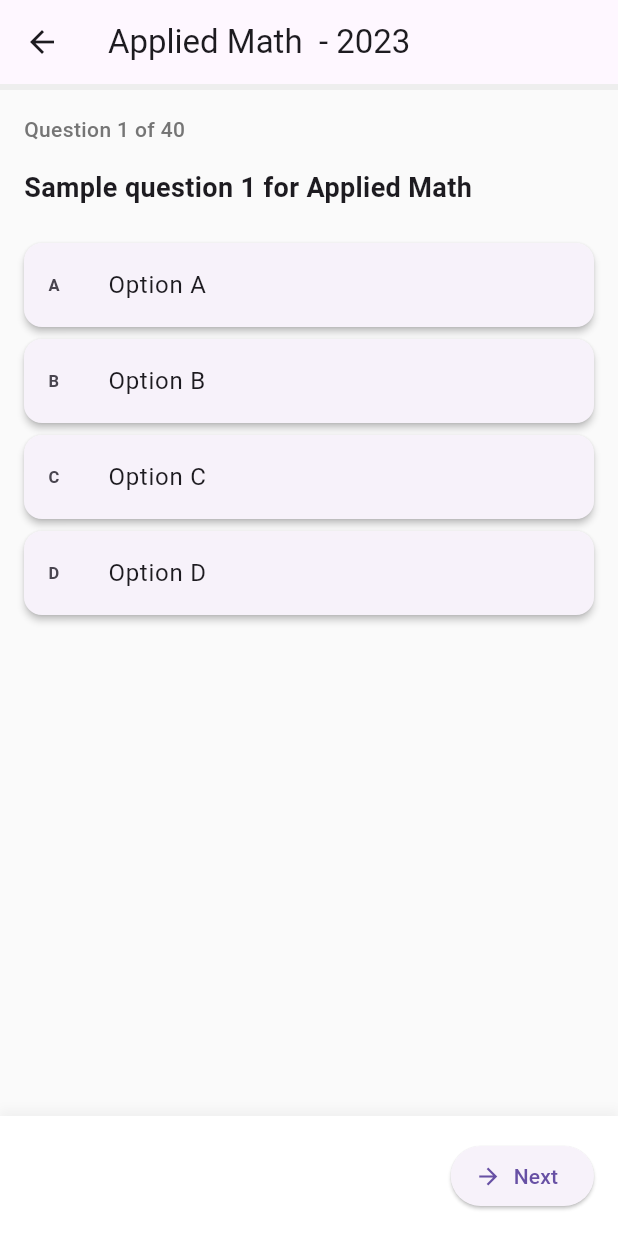
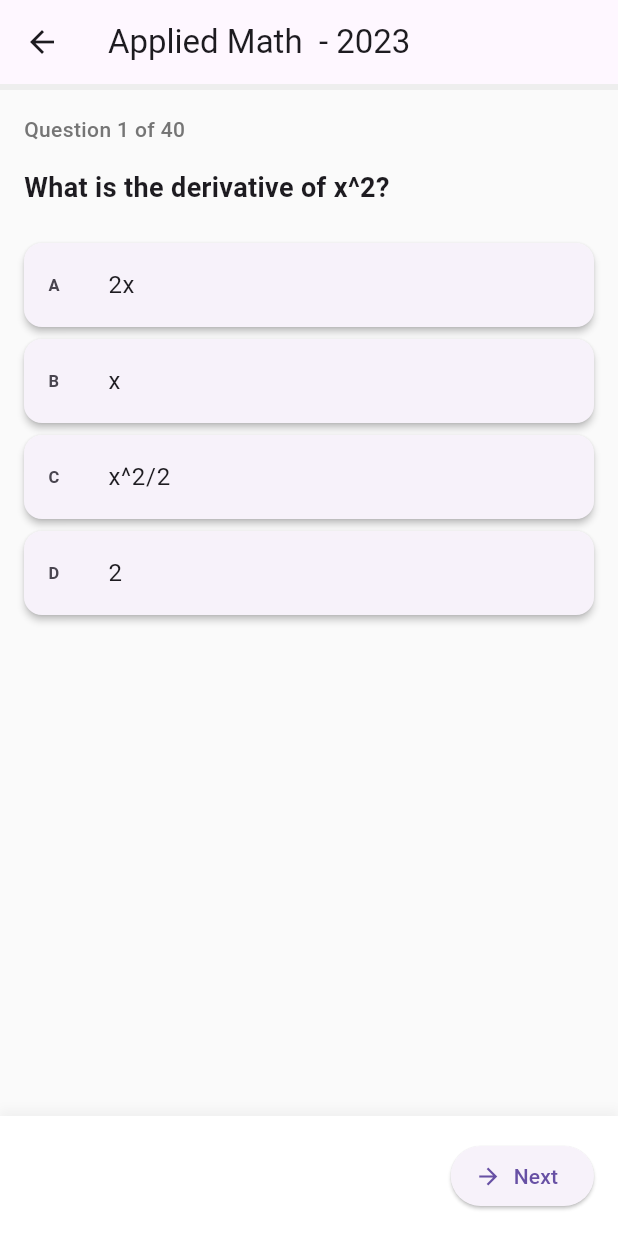
Before and after one commit to Henok-Demissie/seqay-app, a Flutter app: the StudyHubScreen screen opened directly, after a tap on "Practice", on a phone screen of 412 x 824 dp. Run offline on Flutter 3.47's test engine with Material 3 defaults, Android fonts, the phone set to English and light mode, and no system bars; our stand-ins replace fl_chart, flutter_animate, flutter_svg, shared_preferences; accounts and stored records are empty.

Commit message:
I added subject-specific questions
The changes introduce a map of subject-specific questions to enhance the exam generation logic. This allows for more relevant and tailored questions based on the subject, improving the user experience. If no specific questions are available for a subject, a default set of questions is used as a fallback.

```diff
--- a/lib/Screens/study_hub_screen.dart
+++ b/lib/Screens/study_hub_screen.dart
@@ -44,30 +44,146 @@ class _SubjectExamList extends StatelessWidget {
     required this.subject,
   });
 
+  // Define subject-specific questions
+  static final Map<String, List<Map<String, dynamic>>> _subjectQuestions = {
+    'Applied Math ': [
+      {
+        'text': 'What is the derivative of x^2?',
+        'options': ['2x', 'x', 'x^2/2', '2'],
+        'correctOptionIndex': 0,
+        'explanation': 'The power rule states that the derivative of x^n is nx^(n-1). So for x^2, it is 2x^(2-1) = 2x.'
+      },
+      {
+        'text': 'Solve for x: 2x + 5 = 11',
+        'options': ['3', '4', '5', '6'],
+        'correctOptionIndex': 0,
+        'explanation': '2x + 5 = 11  => 2x = 11 - 5 => 2x = 6 => x = 3.'
+      },
+      {
+        'text': 'What is the integral of 3x^2 dx?',
+        'options': ['x^3 + C', '3x^3 + C', '6x + C', '3x + C'],
+        'correctOptionIndex': 0,
+        'explanation': 'The power rule for integration states that the integral of x^n dx is (x^(n+1))/(n+1) + C. So for 3x^2, it is 3 * (x^3)/3 + C = x^3 + C.'
+      },
+    ],
+    'Physics': [
+      {
+        'text': 'What is Newton\'s second law of motion?',
+        'options': ['F=ma', 'E=mc^2', 'P=IV', 'V=IR'],
+        'correctOptionIndex': 0,
+        'explanation': 'Newton\'s second law states that the force (F) acting on an object is equal to its mass (m) times its acceleration (a).'
+      },
+      {
+        'text': 'What is the unit of electrical resistance?',
+        'options': ['Ohm', 'Ampere', 'Volt', 'Watt'],
+        'correctOptionIndex': 0,
+        'explanation': 'The SI unit of electrical resistance is the Ohm (Ω).'
+      },
+      {
+        'text': 'What phenomenon causes rainbows?',
+        'options': ['Dispersion of light', 'Reflection of light', 'Refraction of light', 'Diffraction of light'],
+        'correctOptionIndex': 0,
+        'explanation': 'Rainbows are caused by the dispersion of sunlight by raindrops, which separates light into its different colors.'
+      },
+    ],
+    'Chemistry': [
+      {
+        'text': 'What is the chemical symbol for water?',
+        'options': ['H2O', 'CO2', 'O2', 'NaCl'],
+        'correctOptionIndex': 0,
+        'explanation': 'Water is a molecule composed of two hydrogen atoms and one oxygen atom, so its chemical formula is H2O.'
+      },
+      {
+        'text': 'What is the pH of a neutral solution?',
+        'options': ['7', '0', '14', '1'],
+        'correctOptionIndex': 0,
+        'explanation': 'A neutral solution has a pH of 7. Values below 7 are acidic, and values above 7 are alkaline (basic).'
+      },
+      {
+        'text': 'Which gas is most abundant in Earth\'s atmosphere?',
+        'options': ['Nitrogen', 'Oxygen', 'Carbon Dioxide', 'Argon'],
+        'correctOptionIndex': 0,
+        'explanation': 'Nitrogen (N2) makes up about 78% of Earth\'s atmosphere.'
+      },
+    ],
+    'English': [
+      {
+        'text': 'Which of the following is a synonym for "happy"?',
+        'options': ['Joyful', 'Sad', 'Angry', 'Tired'],
+        'correctOptionIndex': 0,
+        'explanation': '"Joyful" means feeling or expressing great happiness.'
+      },
+      {
+        'text': 'Identify the correct sentence: "They\'re going to ___ house."',
+        'options': ['their', 'there', 'they are', 'theirs'],
+        'correctOptionIndex': 0,
+        'explanation': '"Their" is a possessive pronoun indicating ownership.'
+      },
+      {
+        'text': 'What is the past tense of "go"?',
+        'options': ['Went', 'Gone', 'Going', 'Goed'],
+        'correctOptionIndex': 0,
+        'explanation': 'The past tense of the verb "go" is "went".'
+      },
+    ],
+    'Python': [
+      {
+        'text': 'What keyword is used to define a function in Python?',
+        'options': ['def', 'function', 'fun', 'define'],
+        'correctOptionIndex': 0,
+        'explanation': 'The "def" keyword is used to define a function in Python.'
+      },
+      {
+        'text': 'Which data type is used to store a sequence of characters?',
+        'options': ['str', 'int', 'list', 'bool'],
+        'correctOptionIndex': 0,
+        'explanation': 'The string (str) data type is used for textual data.'
+      },
+      {
+        'text': 'How do you comment a single line in Python?',
+        'options': ['# This is a comment', '// This is a comment', '/* This is a comment */', '-- This is a comment'],
+        'correctOptionIndex': 0,
+        'explanation': 'A single-line comment in Python starts with the hash (#) symbol.'
+      },
+    ],
+  };
+
+
   List<Exam> _getDummyExams() {
+    final specificQuestions = _subjectQuestions[subject] ?? [];
+    // Fallback to generic questions if no specific questions are defined for the subject
+    final defaultQuestionSet = [
+      {
+        'text': 'Sample question 1 for $subject (default)',
+        'options': ['Option A', 'Option B', 'Option C', 'Option D'],
+        'correctOptionIndex': 0,
+        'explanation': 'This is a default explanation for question 1'
+      }
+    ];
+
+    final questionsToUse = specificQuestions.isNotEmpty ? specificQuestions : defaultQuestionSet;
+
     return List.generate(
-      10,
+      10, // Number of exams
       (index) => Exam(
-        id: 'exam_$index',
+        id: 'exam_s_${subject.replaceAll(' ', '_')}_$index',
         title: '$subject - ${2023 - index}',
         subject: subject,
         year: 2023 - index,
         duration: const Duration(hours: 3),
         questions: List.generate(
-          40,
-          (qIndex) => Question(
-            id: 'q_$qIndex',
-            text: 'Sample question ${qIndex + 1} for $subject',
-            options: [
-              'Option A',
-              'Option B',
-              'Option C',
-              'Option D',
-            ],
-            correctOptionIndex: 0,
-            explanation:
-                'This is a detailed explanation for question ${qIndex + 1}',
-          ),
+          40, // Number of questions per exam
+          (qIndex) {
+            // Cycle through the available questions if 40 is more than available
+            final questionData = questionsToUse[qIndex % questionsToUse.length];
+            return Question(
+              id: 'q_s_${subject.replaceAll(' ', '_')}_${index}_$qIndex',
+              text: questionData['text'] as String,
+              options: List<String>.from(questionData['options'] as List),
+              correctOptionIndex: questionData['correctOptionIndex'] as int,
+              explanation: questionData['explanation'] as String,
+            );
+          },
         ),
         lastScore: (index % 2 == 0) ? 85.0 : null,
         questionsAttempted: (index % 2 == 0) ? 38 : null,
```
